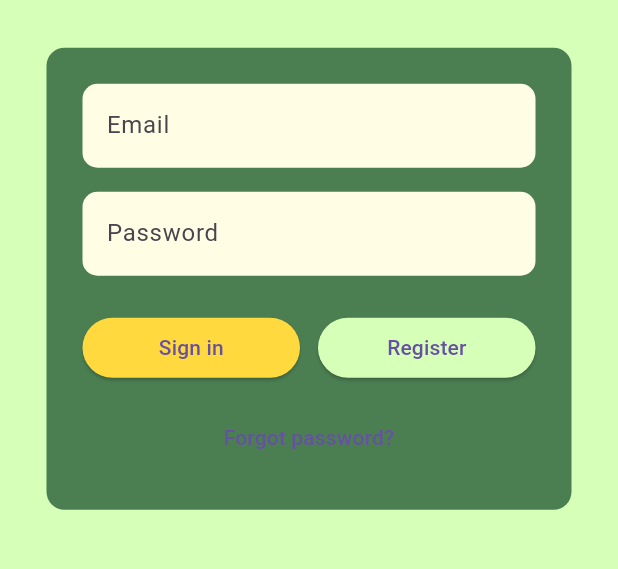
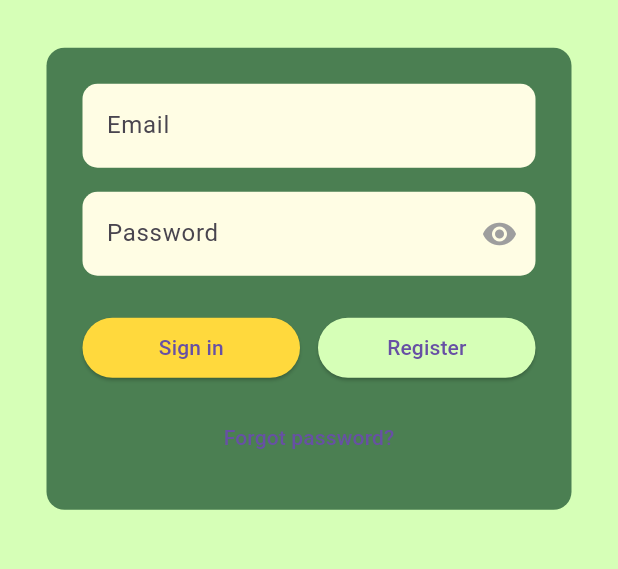
Before and after one commit to ignafransdstn/vreetory_app, a Flutter app: the screen it shows after launch, on a phone screen of 412 x 824 dp, the part 589-1158 px from its top. Run offline on Flutter 3.47's test engine with Material 3 defaults, Android fonts, the phone set to English and light mode, and no system bars; our stand-ins replace cloud_firestore, firebase_auth, firebase_core, flutter_riverpod; accounts and stored records are empty.

```diff
--- a/lib/features/authentication/presentation/pages/login_page.dart
+++ b/lib/features/authentication/presentation/pages/login_page.dart
@@ -5,14 +5,28 @@ import 'admin_home_page.dart';
 import 'user_home_page.dart';
 import 'register_page.dart';
 
-class LoginPage extends ConsumerWidget {
+class LoginPage extends ConsumerStatefulWidget {
   const LoginPage({super.key});
 
   @override
-  Widget build(BuildContext context, WidgetRef ref) {
+  ConsumerState<LoginPage> createState() => _LoginPageState();
+}
+
+class _LoginPageState extends ConsumerState<LoginPage> {
+  final emailController = TextEditingController();
+  final passwordController = TextEditingController();
+  bool _obscurePassword = true;
+
+  @override
+  void dispose() {
+    emailController.dispose();
+    passwordController.dispose();
+    super.dispose();
+  }
+
+  @override
+  Widget build(BuildContext context) {
     final authState = ref.watch(authProvider);
-    final emailController = TextEditingController();
-    final passwordController = TextEditingController();
 
     ref.listen<AuthState>(authProvider, (previous, next) {
       if (next.status == AuthStatus.authenticated && next.user != null) {
@@ -37,10 +51,8 @@ class LoginPage extends ConsumerWidget {
             mainAxisAlignment: MainAxisAlignment.center,
             children: [
               // Logo dan judul
-              // const SizedBox(height: 15),
               Image.asset('assets/images/asset1.png',
                   width: 289, height: 250), // Ganti sesuai asset Anda
-              // const SizedBox(height: 2),
               const Text('Inventory App', style: TextStyle(color: Colors.grey)),
               const Text('VreeTory',
                   style: TextStyle(fontWeight: FontWeight.bold, fontSize: 22)),
@@ -62,23 +74,37 @@ class LoginPage extends ConsumerWidget {
                             borderSide: const BorderSide(
                                 width: 0, style: BorderStyle.none),
                           ),
-                          labelText: 'Email',
+                          hintText: 'Email',
                           fillColor: const Color(0xFFFFFDE4),
                           filled: true),
                     ),
                     const SizedBox(height: 16),
                     TextField(
                       controller: passwordController,
-                      obscureText: true,
+                      obscureText: _obscurePassword,
                       decoration: InputDecoration(
                         border: OutlineInputBorder(
-                            borderRadius: BorderRadius.circular(10),
-                            borderSide: const BorderSide(
-                                width: 0, style: BorderStyle.none),
+                          borderRadius: BorderRadius.circular(10),
+                          borderSide: const BorderSide(
+                              width: 0, style: BorderStyle.none),
+                        ),
+                        hintText: 'Password',
+                        fillColor: const Color(0xFFFFFDE4),
+                        filled: true,
+                        suffixIcon: IconButton(
+                          icon: Icon(
+                            _obscurePassword
+                                ? Icons.visibility
+                                : Icons.visibility_off,
+                            color: Colors.grey,
                           ),
-                          labelText: 'Password',
-                          fillColor: const Color(0xFFFFFDE4),
-                          filled: true),
+                          onPressed: () {
+                            setState(() {
+                              _obscurePassword = _obscurePassword;
+                            });
+                          },
+                        ),
+                      ),
                     ),
                     const SizedBox(height: 24),
                     Row(
```
